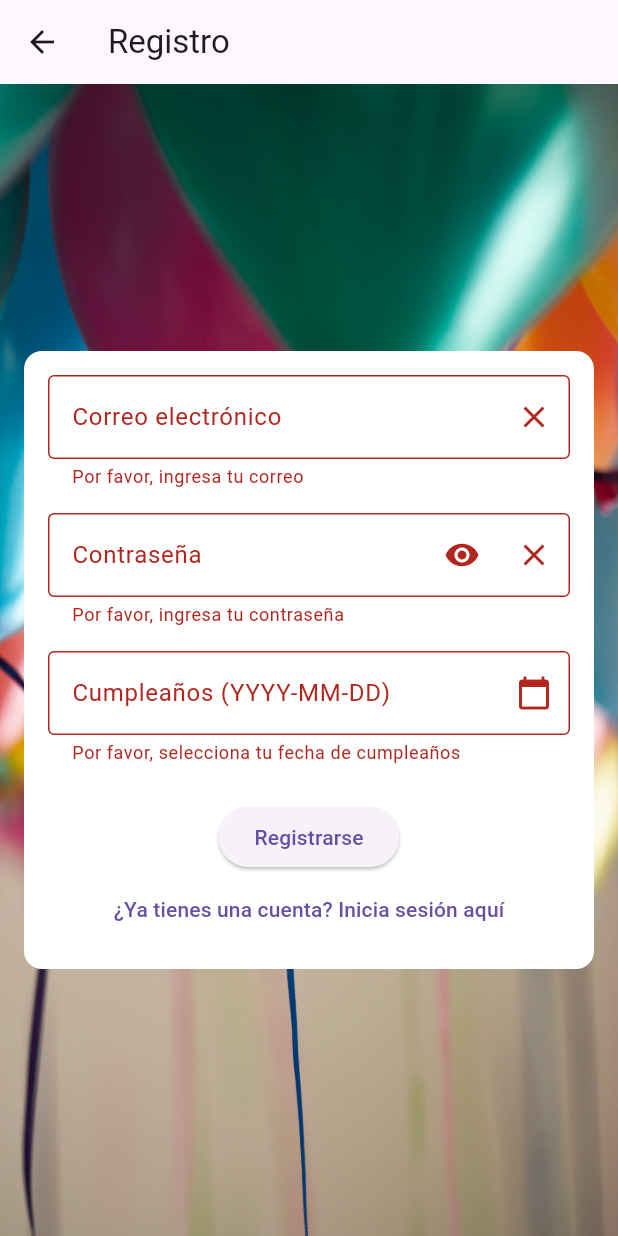
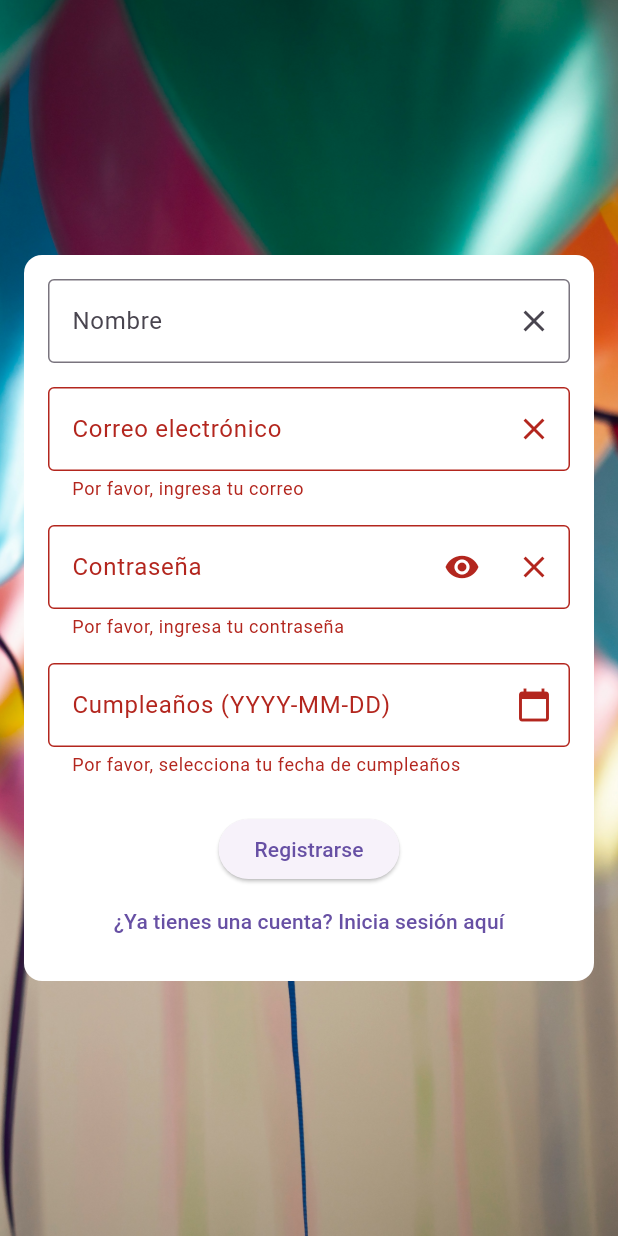
Before and after one commit to alvarocille/recuerdacumple, a Flutter app: the RegisterScreen screen opened by its route, after a tap on "Registrarse", on a phone screen of 412 x 824 dp. Run offline on Flutter 3.47's test engine with Material 3 defaults, Android fonts, the phone set to English and light mode, and no system bars; drawn by our look-alikes of calendar_view; our stand-ins replace sqflite, sqflite_common_ffi; accounts and stored records are empty.

Commit message:
BottomNavBar añadida. Registro mejorado. Clase Persona padre de Usuario.

```diff
--- a/lib/dao/user_crud.dart
+++ b/lib/dao/user_crud.dart
@@ -1,4 +1,7 @@
+import 'dart:convert';
+
 import 'package:sqflite/sqflite.dart';
+import 'package:crypto/crypto.dart';
 import '/database/database_helper.dart';
 import '/models/user.dart';
 
@@ -26,6 +29,8 @@ class UserCRUD {
 
   Future<User?> getUser(String email, String password) async {
     final db = await DatabaseHelper().database;
+    var bytes1 = utf8.encode(password);
+    password = sha256.convert(bytes1).toString();
     final result = await db.query(
       'users',
       where: 'email = ? AND password = ?',
@@ -34,6 +39,7 @@ class UserCRUD {
     return result.isNotEmpty
         ? User(
             id: result.first['id'] as int,
+            name: result.first['name'] as String,
             email: result.first['email'] as String,
             password: result.first['password'] as String,
             birthday: DateTime.parse(result.first['birthday'] as String), // Parsear de vuelta a DateTime
--- a/lib/database/database_helper.dart
+++ b/lib/database/database_helper.dart
@@ -27,8 +27,9 @@ class DatabaseHelper {
 
   Future<void> _onCreate(Database db, int version) async {
     await db.execute('''
-      CREATE TABLE users (
+      CREATE TABLE  IF NOT EXISTS users (
         id INTEGER PRIMARY KEY AUTOINCREMENT,
+        name TEXT NOT NULL,
         email TEXT NOT NULL UNIQUE,
         password TEXT NOT NULL,
         birthday TEXT NOT NULL
--- a/lib/main.dart
+++ b/lib/main.dart
@@ -34,7 +34,7 @@ class MyApp extends StatelessWidget {
   @override
   Widget build(BuildContext context) {
     return MaterialApp(
-      title: 'Flutter App',
+      title: 'Recuerdacumple',
       theme: ThemeData(
         primarySwatch: Colors.purple,
       ),
--- /dev/null
+++ b/lib/models/person.dart
@@ -0,0 +1,19 @@
+class Person {
+  final int? id;
+  final String name;
+  final String birthday;
+
+  Person({
+    this.id,
+    required this.name,
+    required DateTime birthday,
+  }) : birthday = birthday.toIso8601String();
+
+  Map<String, dynamic> toMap() {
+    return {
+      'id': id,
+      'name': name,
+      'birthday': birthday,
+    };
+  }
+}
--- a/lib/models/user.dart
+++ b/lib/models/user.dart
@@ -1,22 +1,23 @@
-class User {
-  final int? id;
+import 'package:recuerdacumple/models/person.dart';
+
+class User extends Person {
   final String email;
   final String password;
-  final String birthday;
 
   User({
-    this.id,
+    super.id,
     required this.email,
     required this.password,
-    required DateTime birthday,
-  }) : birthday = birthday.toIso8601String();
+    required super.name,
+    required super.birthday,
+  });
 
+  @override
   Map<String, dynamic> toMap() {
-    return {
-      'id': id,
-      'email': email,
-      'password': password,
-      'birthday': birthday,
-    };
+    return super.toMap()
+      ..addAll({
+        'email': email,
+        'password': password,
+      });
   }
 }
--- a/lib/ui/screens/auth/register_screen.dart
+++ b/lib/ui/screens/auth/register_screen.dart
@@ -1,14 +1,20 @@
+import 'dart:convert';
+
+import 'package:crypto/crypto.dart';
 import 'package:flutter/material.dart';
 import '/models/user.dart';
 import '/dao/user_crud.dart';
 
 class RegisterScreen extends StatefulWidget {
+  const RegisterScreen({super.key});
+
   @override
-  _RegisterScreenState createState() => _RegisterScreenState();
+  RegisterScreenState createState() => RegisterScreenState();
 }
 
-class _RegisterScreenState extends State<RegisterScreen> {
+class RegisterScreenState extends State<RegisterScreen> {
   final _formKey = GlobalKey<FormState>();
+  final _nameController = TextEditingController();
   final _emailController = TextEditingController();
   final _passwordController = TextEditingController();
   final _birthdayController = TextEditingController();
@@ -20,11 +26,16 @@ class _RegisterScreenState extends State<RegisterScreen> {
   Future<void> _register() async {
     if (_formKey.currentState!.validate()) {
       final email = _emailController.text;
-      final password = _passwordController.text;
+      final name = _nameController.text;
+      var password = _passwordController.text;
+
+      var bytes1 = utf8.encode(password);
+      password = sha256.convert(bytes1).toString();
 
       if (_selectedDate != null) {
         try {
           await _userCRUD.insertUser(User(
+            name: name,
             email: email,
             password: password,
             birthday: _selectedDate!,
@@ -66,9 +77,6 @@ class _RegisterScreenState extends State<RegisterScreen> {
   @override
   Widget build(BuildContext context) {
     return Scaffold(
-      appBar: AppBar(
-        title: const Text('Registro'),
-      ),
       body: Stack(
         children: [
           // Fondo de pantalla
@@ -95,6 +103,21 @@ class _RegisterScreenState extends State<RegisterScreen> {
                   child: Column(
                     mainAxisSize: MainAxisSize.min,
                     children: [
+                      // Campo de nombre
+                      TextFormField(
+                        controller: _nameController,
+                        decoration: InputDecoration(
+                          labelText: 'Nombre',
+                          border: const OutlineInputBorder(),
+                          suffixIcon: IconButton(
+                            icon: const Icon(Icons.clear),
+                            onPressed: () {
+                              _emailController.clear();
+                            },
+                          ),
+                        ),
+                      ),
+                      const SizedBox(height: 16.0),
                       // Campo de correo electrónico
                       TextFormField(
                         controller: _emailController,
--- a/pubspec.yaml
+++ b/pubspec.yaml
@@ -12,6 +12,8 @@ dependencies:
   sqflite_common_ffi: ^2.0.0
   path: ^1.8.3
   calendar_view: ^1.4.0
+  crypto: ^3.0.6
+  intl: ^0.20.1
 
   cupertino_icons: ^1.0.8
 
```
Also changed, not shown: lib/ui/screens/calendar_screen.dart (+3 -42 lines), lib/ui/screens/list_screen.dart (+3 -16 lines), lib/ui/widgets/bottom_nav_bar.dart (added, +51 -0 lines), pubspec.lock.
